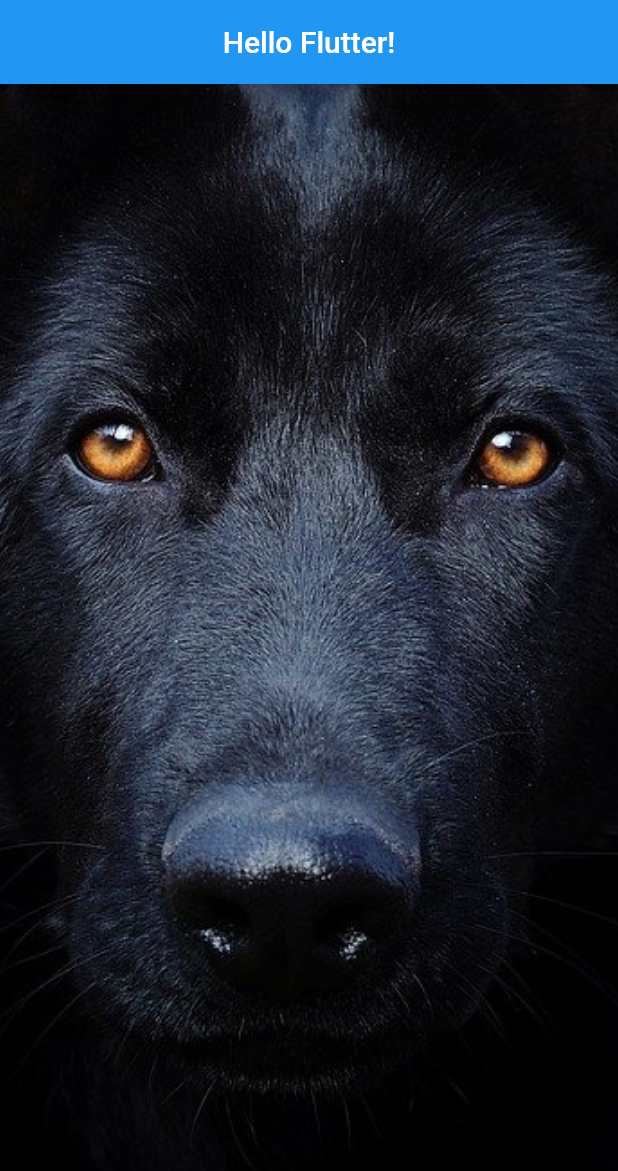
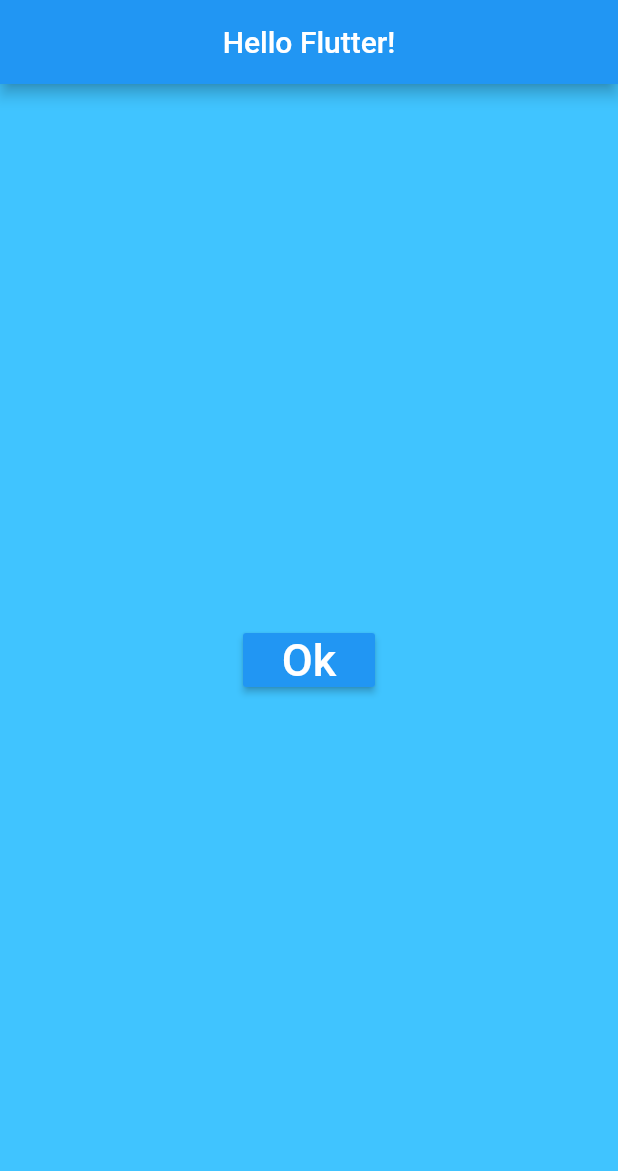
Before and after one commit to Ancora/flutterEssencialBasicWidgets, a Flutter app: the screen it shows after launch, on a phone screen of 412 x 824 dp. Shown: the top 1171 px of the screen. Run offline on Flutter 3.47's test engine with Material 2 defaults, Android fonts, the phone set to English and light mode, and no system bars.

Commit message:
036-MaterialApp/Widgets/Column e Row.

```diff
--- a/lib/home_page.dart
+++ b/lib/home_page.dart
@@ -16,11 +16,27 @@ class HomePage extends StatelessWidget {
     return Container(
       color: Colors.lightBlueAccent,
       child: Center(
-        child: SizedBox.expand(
-          child: _img(),
+        child: _button(),
+      ),
+    );
+  }
+
+  _button() {
+    return RaisedButton(
+      color: Colors.blue,
+      child: Text(
+        'Ok',
+        style: TextStyle(
+          color: Colors.white,
+          fontSize: 30,
         ),
       ),
+      onPressed: () => _onClickOk(),
     );
+  }
+
+  void _onClickOk() {
+    print('Clicou no botão...');
   }
 
   _img() {
@@ -30,7 +46,7 @@ class HomePage extends StatelessWidget {
     );
   }
 
-  /* _text() {
+  _text() {
     return Text(
       'Hello World!!!',
       style: TextStyle(
@@ -44,5 +60,5 @@ class HomePage extends StatelessWidget {
         decorationStyle: TextDecorationStyle.wavy,
       ),
     );
-  } */
+  }
 }
```
